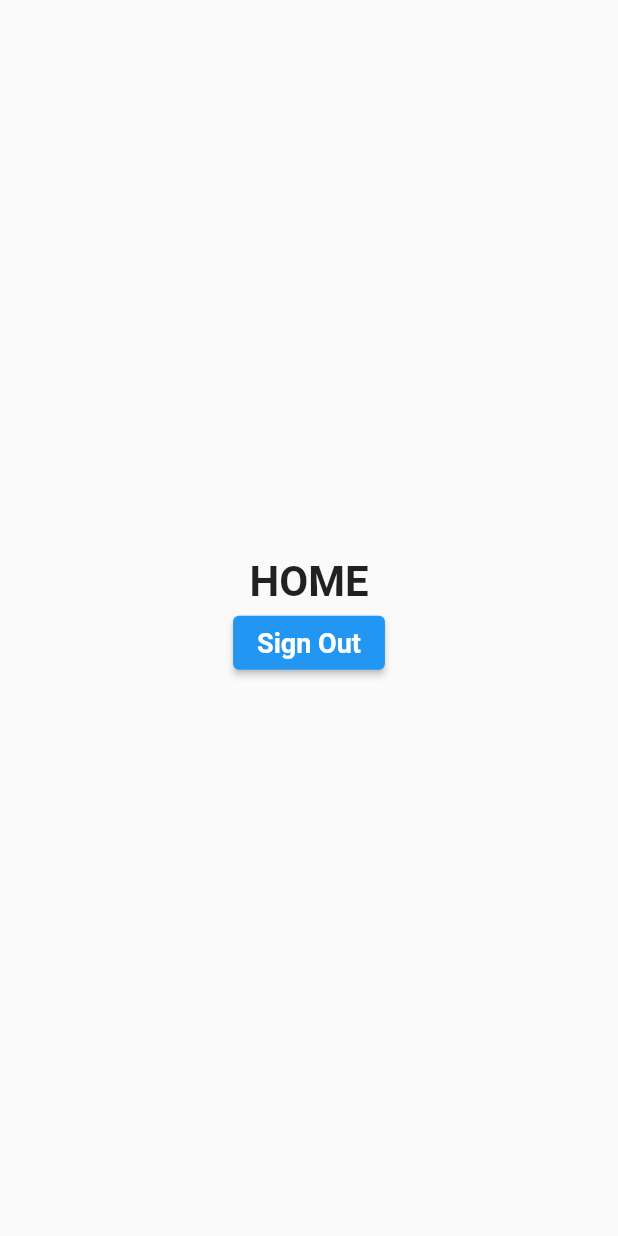
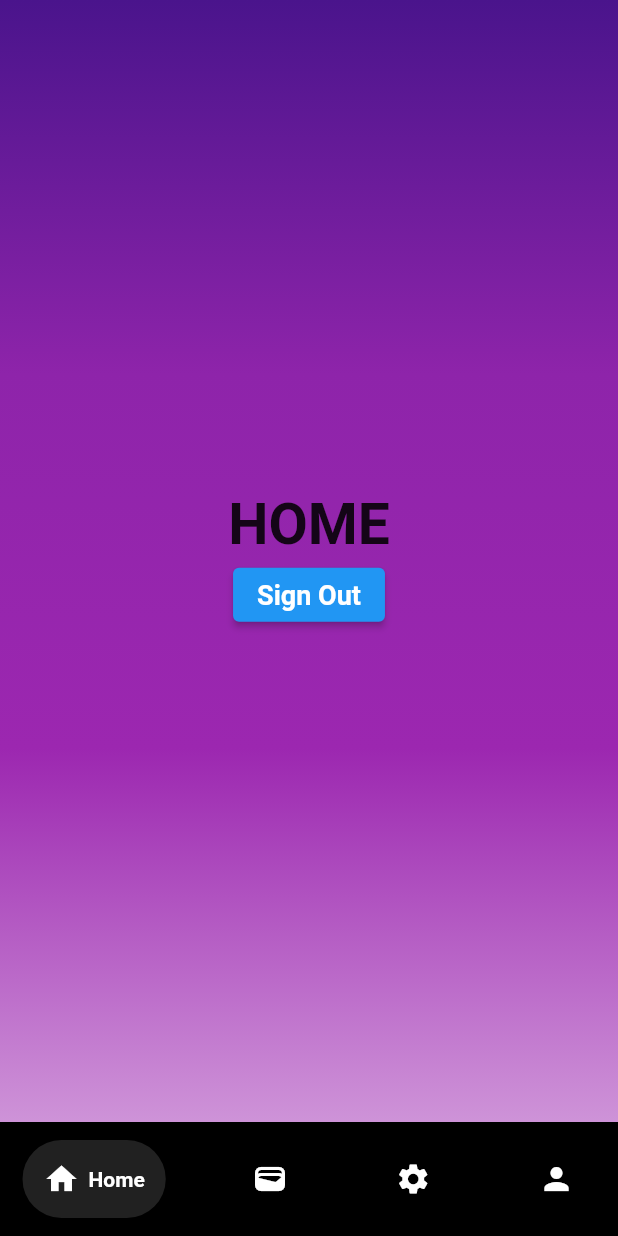
Before and after one commit to bharath12321/MSD-WalletAPP, a Flutter app: the screen it shows once a user with an empty profile is signed in, on a phone screen of 412 x 824 dp. Run offline on Flutter 3.47's test engine with Material 2 defaults, Android fonts, the phone set to English and light mode, and no system bars; drawn by our look-alikes of google_nav_bar; our stand-ins replace firebase_auth, firebase_core, google_fonts, smooth_page_indicator; accounts and stored records are empty; network calls fail.

Commit message:
navigation bar

```diff
--- a/lib/model/authenticationService.dart
+++ b/lib/model/authenticationService.dart
@@ -1,6 +1,5 @@
 import 'package:mobile_wallet_app/main.dart';
 import 'package:path/path.dart' as Path;
-
 import 'package:flutter/material.dart';
 import 'package:firebase_auth/firebase_auth.dart';
 import 'package:mobile_wallet_app/View/logInPage.dart';
@@ -28,13 +27,13 @@ class AuthenticationService{
   Future<String?> signUp({email, password}) async{
     try {
       await _firebaseAuth.createUserWithEmailAndPassword(email: email, password: password);
+      signIn(email: email, password: password);
     } on FirebaseAuthException catch (e) {
       return e.message;
     }
-    //navigatorKey.currentState!.popUntil((route) => route.isFirst);
 
 
-    //signIn(email: email, password: password);
+    //
     return null;
   }
 
--- a/lib/view/homePage.dart
+++ b/lib/view/homePage.dart
@@ -1,7 +1,7 @@
 import 'package:flutter/material.dart';
-import 'package:mobile_wallet_app/View/logInPage.dart';
 import 'package:mobile_wallet_app/model/authenticationService.dart';
 import 'package:provider/provider.dart';
+import 'package:google_nav_bar/google_nav_bar.dart';
 
 class HomePage extends StatelessWidget {
   const HomePage({Key? key}) : super(key: key);
@@ -9,7 +9,18 @@ class HomePage extends StatelessWidget {
   @override
   Widget build(BuildContext context) {
     return Scaffold(
-      body: Center(
+      body: Container(
+        decoration: BoxDecoration(
+            gradient: LinearGradient(
+                colors: [
+                  //Colors.black,
+                  Colors.purple.shade900,
+                  Colors.purple.shade600,
+                  Colors.purple,
+                  Colors.purple.shade200,
+                ], begin: Alignment.topCenter, end: Alignment.bottomCenter)),
+        child: SafeArea(
+          child: Center(
             child: Column(
               mainAxisAlignment: MainAxisAlignment.center,
               children: [
@@ -17,15 +28,11 @@ class HomePage extends StatelessWidget {
                   'HOME',
                   style: TextStyle(
                     fontWeight: FontWeight.bold,
-                fontSize: 28.0,
+                    fontSize: 38.0,
                   ),),
                 ElevatedButton(
                   onPressed: (){
-                context.read<AuthenticationService>().signOut().then((value) {
-                  Navigator.push(
-                      context,
-                      MaterialPageRoute(builder: (context) => const LogInPage()));
-                });
+                    context.read<AuthenticationService>().signOut();
                   },
                   child: const Text(
                     'Sign Out',
@@ -37,6 +44,42 @@ class HomePage extends StatelessWidget {
               ],
             ),
           ),
+        ),
+      ),
+      bottomNavigationBar: Container(
+        color: Colors.black,
+        child: Padding(
+          padding: const EdgeInsets.symmetric(horizontal: 15.0, vertical: 12),
+          child: GNav(
+            curve: Curves.easeInCubic,
+            backgroundColor: Colors.black,
+            color: Colors.white,
+            activeColor: Colors.white,
+            tabBackgroundColor: Colors.grey.shade900,//Colors.purpleAccent.withOpacity(0.3),
+            gap: 6.0,
+            padding: const EdgeInsets.all(14.0),
+            tabs: const [
+              GButton(
+                  icon: Icons.home,
+                  text: 'Home',
+              ),
+              GButton(
+                  icon: Icons.wallet,
+                  text: 'My Wallets',
+              ),
+              GButton(
+                icon: Icons.settings,
+                text: 'Settings',
+              ),
+              GButton(
+                  icon: Icons.person,
+                  text: 'Profile',
+              ),
+            ],
+          ),
+        ),
+      ),
+
     );
   }
 }
--- a/lib/view/registerPage.dart
+++ b/lib/view/registerPage.dart
@@ -113,11 +113,7 @@ class RegisterPageState extends State<RegisterPage> {
                 context.read<AuthenticationService>().signUp(
                   email: emailController.text.trim(),
                   password: passwordController.text.trim(),
-                ).then((value) {
-                  Navigator.push(
-                      context,
-                      MaterialPageRoute(builder: (context) => const HomePage()));
-                });
+                );
               }),
 
               const SizedBox(height: 25),
--- a/pubspec.yaml
+++ b/pubspec.yaml
@@ -47,6 +47,7 @@ dependencies:
   provider: ^6.0.4
 
   smooth_page_indicator: ^1.0.0+2
+  google_nav_bar: ^5.0.6
 
 dev_dependencies:
   flutter_test:
```
Also changed, not shown: pubspec.lock. Lines whose indentation alone changed are shown as unchanged.
